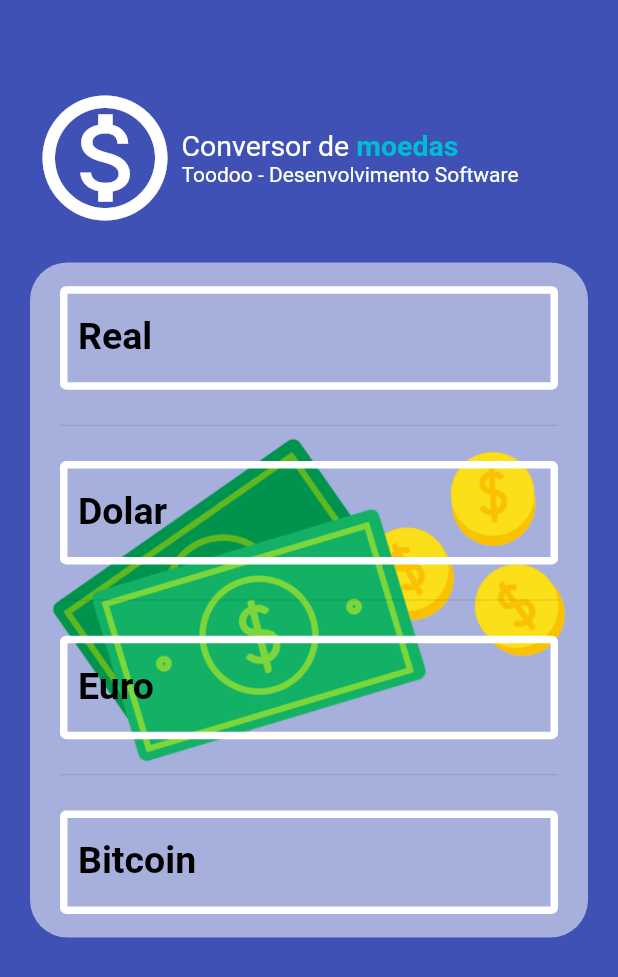
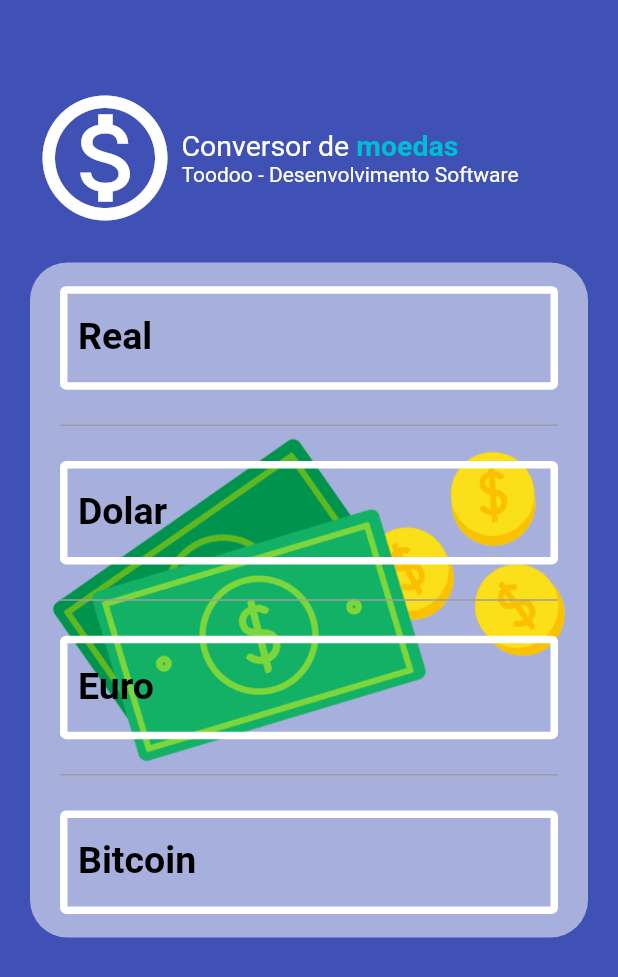
Before and after one commit to Tharsisboamorte/blasttoff_flutter_coin_converter, a Flutter app: the UiHome screen opened directly, on a phone screen of 412 x 824 dp. Shown: the top 977 px of the screen. Run offline on Flutter 3.47's test engine with Material 2 defaults, Android fonts, the phone set to English and light mode, and no system bars; network calls fail.

Commit message:
Add thickness to divider

```diff
--- a/lib/ui.dart
+++ b/lib/ui.dart
@@ -120,11 +120,11 @@ class _UiHomeState extends State<UiHome> {
                     crossAxisAlignment: CrossAxisAlignment.center,
                     children: [
                       buildTextField("Real", realController, _realChanged),
-                      Divider(),
+                      const Divider(color: Colors.grey,thickness: 1),
                       buildTextField("Dolar", dolarController, _dolarChanged),
-                      Divider(),
+                      const Divider(color: Colors.grey,thickness: 1),
                       buildTextField("Euro", euroController, _euroChanged),
-                      Divider(),
+                      const Divider(color: Colors.grey,thickness: 1),
                       buildTextField("Bitcoin", bitcoinController, _bitcoinChanged),
                     ],
                   ),
```
